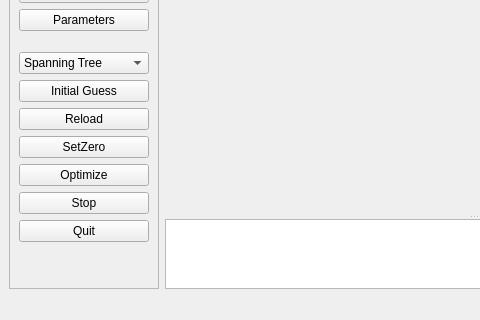
The window that 3rdparty/g2o/g2o/apps/g2o_viewer/base_main_window.ui (Refstop/VSLAM_Example) describes before a commit, drawn with Qt 5; both pictures show x 0 to 480 and y 280 to 600 of the 800 by 600 pixel window.
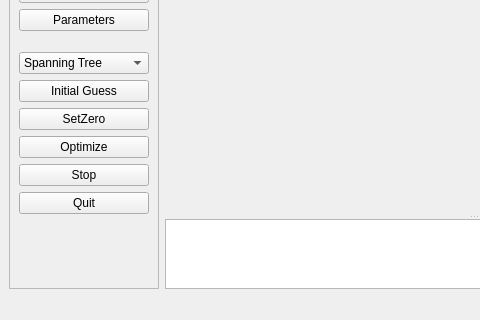
The same window after the commit. Custom widgets are drawn as their Qt base class.

Diff of the .ui file:
```diff
--- a/3rdparty/g2o/g2o/apps/g2o_viewer/base_main_window.ui
+++ b/3rdparty/g2o/g2o/apps/g2o_viewer/base_main_window.ui
@@ -173,13 +173,6 @@
          </property>
         </widget>
        </item>
-       <item>
-        <widget class="QPushButton" name="btnReload">
-         <property name="text">
-          <string>Reload</string>
-         </property>
-        </widget>
-       </item>
        <item>
         <widget class="QPushButton" name="btnSetZero">
          <property name="text">
```
Left out of the diff: 2 changed lines with no effect on the pictures.
